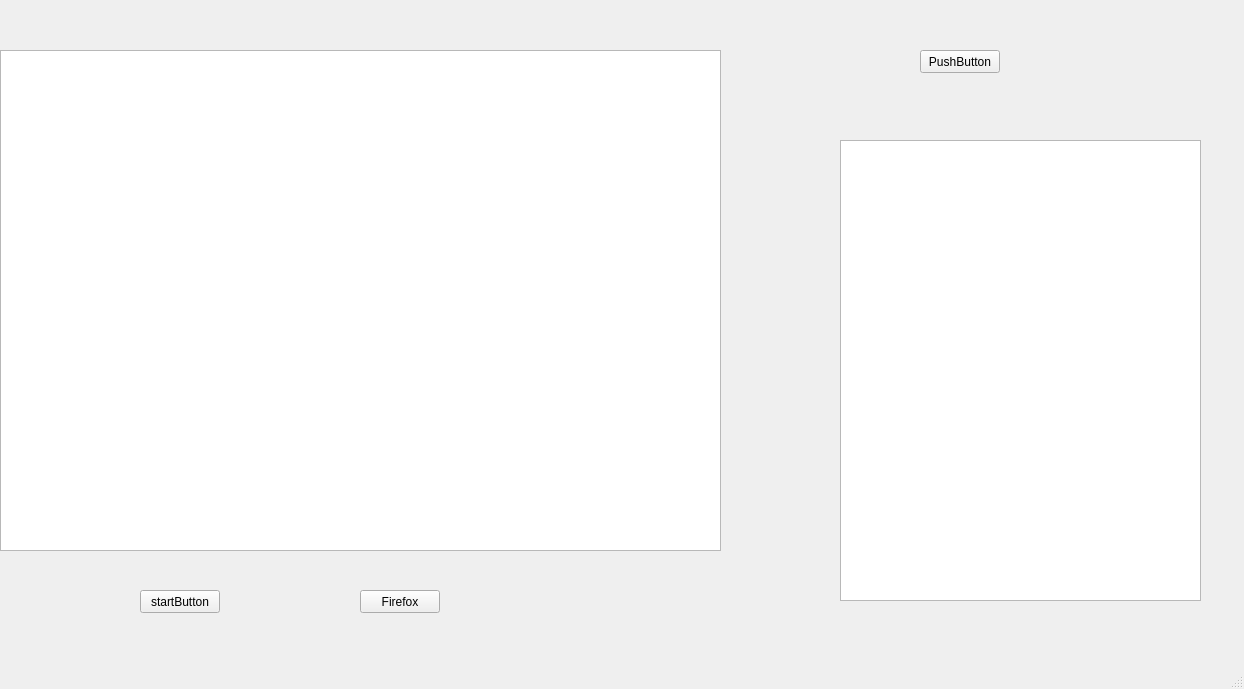
maraduca/HTTP-proxy, file proiect/mainwindow.ui: the form before one commit.
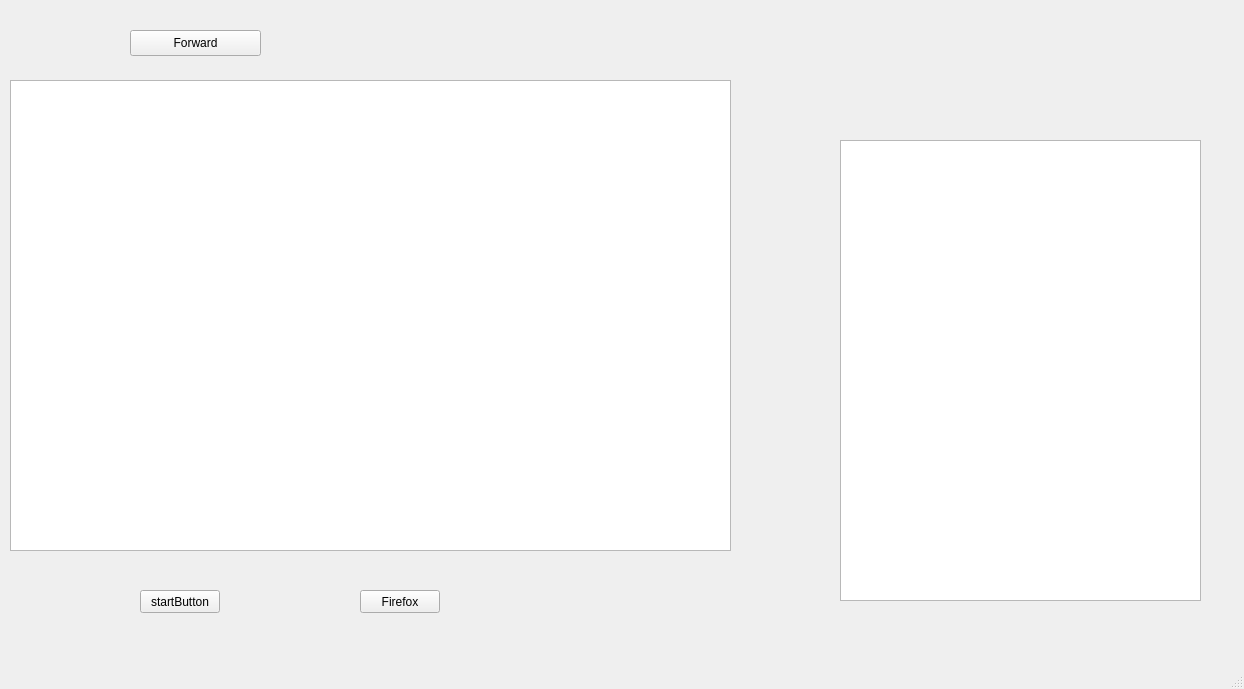
The form after the commit.

```diff
--- a/proiect/mainwindow.ui
+++ b/proiect/mainwindow.ui
@@ -43,10 +43,10 @@
    <widget class="QTableWidget" name="logTableWidget">
     <property name="geometry">
      <rect>
-      <x>0</x>
-      <y>50</y>
+      <x>10</x>
+      <y>80</y>
       <width>721</width>
-      <height>501</height>
+      <height>471</height>
      </rect>
     </property>
    </widget>
@@ -69,14 +69,14 @@
    <widget class="QPushButton" name="openFiltersButton">
     <property name="geometry">
      <rect>
-      <x>920</x>
-      <y>50</y>
-      <width>80</width>
-      <height>23</height>
+      <x>130</x>
+      <y>30</y>
+      <width>131</width>
+      <height>26</height>
      </rect>
     </property>
     <property name="text">
-     <string>PushButton</string>
+     <string>Forward</string>
     </property>
    </widget>
   </widget>
```
Left out of the diff: 4 changed lines with no effect on the pictures.
